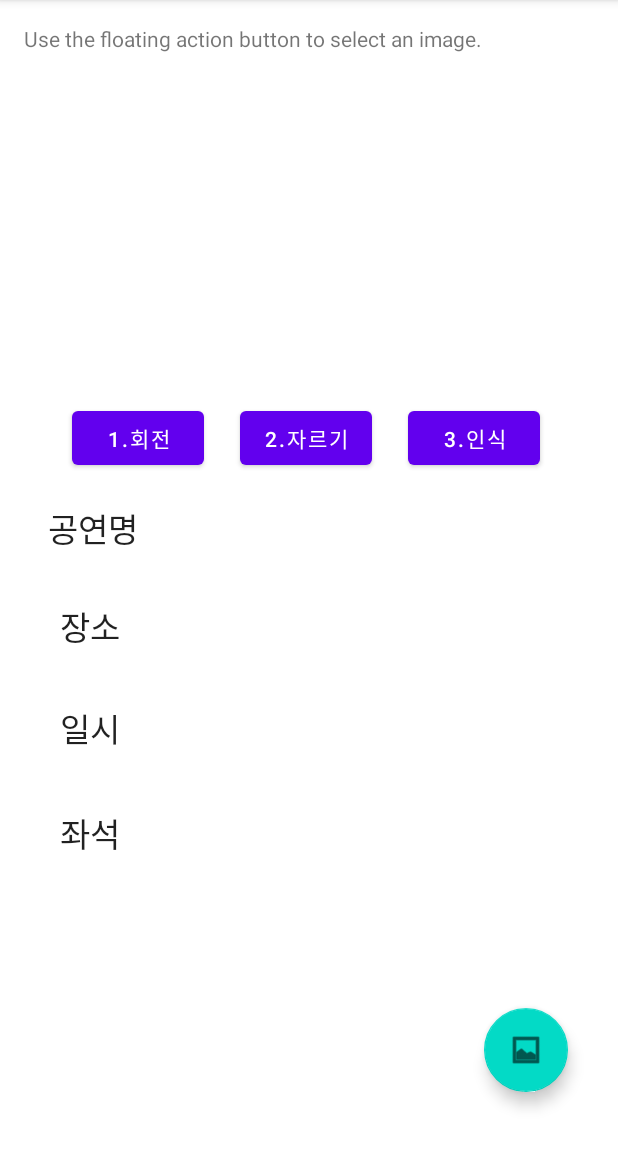
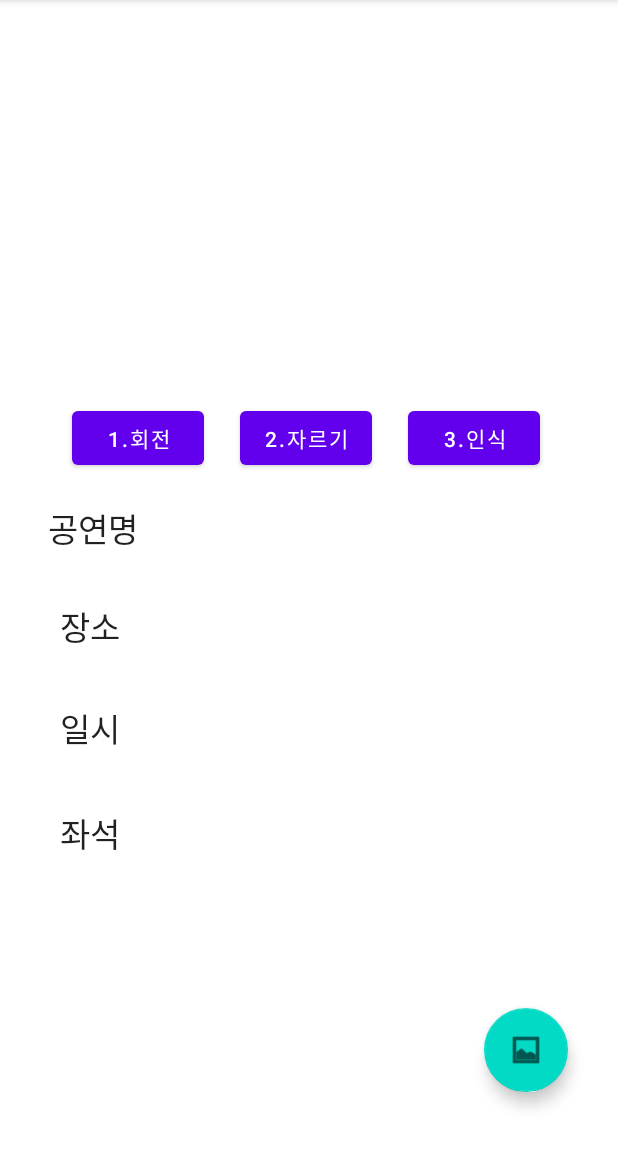
Before and after one commit to hjuujh/mytip, an Android app: the TicketActivity screen opened directly, with no data from a screen before it, on a phone screen of 412 x 824 dp, the part 84-1236 px from its top. Run offline under Robolectric (Android 15) with nearby library versions, the phone set to English and light mode, and no system bars; our stand-ins replace Firebase (no records; nobody signed in at launch, a user with empty details on screens opened directly); libraries missing offline, so code that uses them is left out: com.google.api.client, com.google.api.services, com.google.gson.internal.

Commit message:
텍스트뷰삭제

```diff
--- a/app/src/main/res/layout/content_main.xml
+++ b/app/src/main/res/layout/content_main.xml
@@ -11,13 +11,6 @@
     app:layout_behavior="@string/appbar_scrolling_view_behavior"
     tools:context=".TicketActivity"
     tools:showIn="@layout/activity_ticket">
-
-    <TextView
-        android:id="@+id/image_details"
-        android:layout_width="match_parent"
-        android:layout_height="wrap_content"
-        android:layout_marginBottom="8dp"
-        android:text="Use the floating action button to select an image." />
 
     <androidx.constraintlayout.widget.ConstraintLayout
         android:layout_width="match_parent"
```
